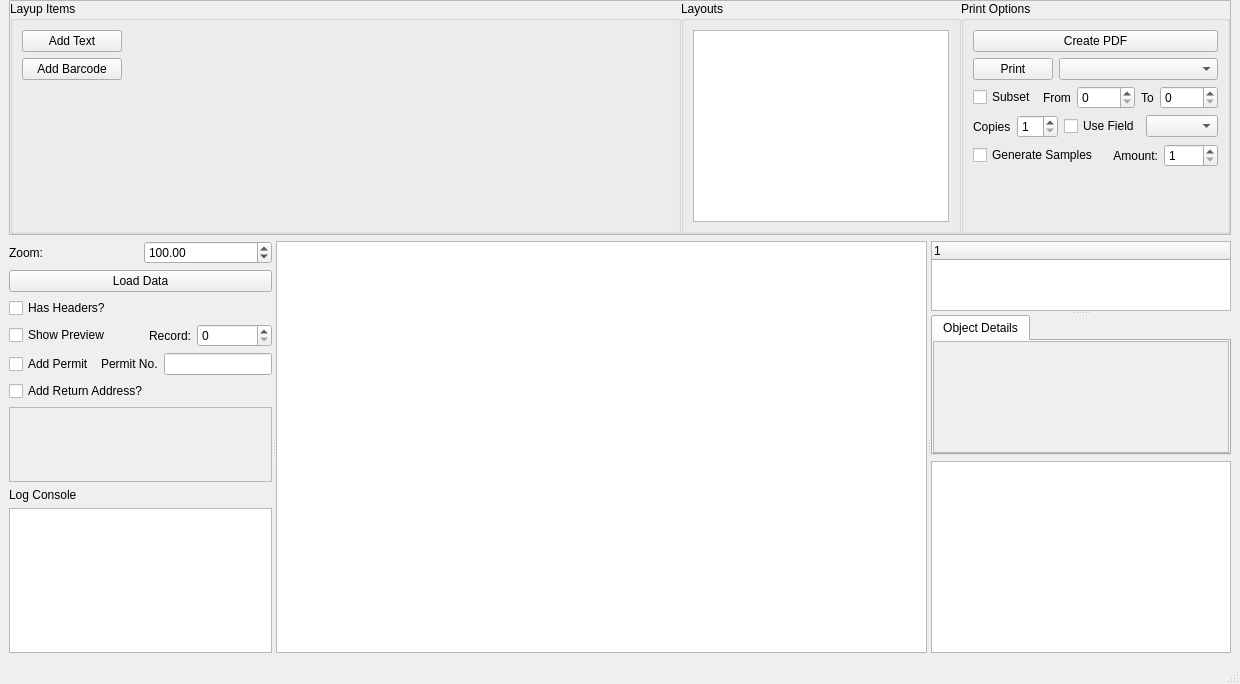
Above: LabelDesigner.ui from marvin939/label-designer before the change. Below: the same form after it.
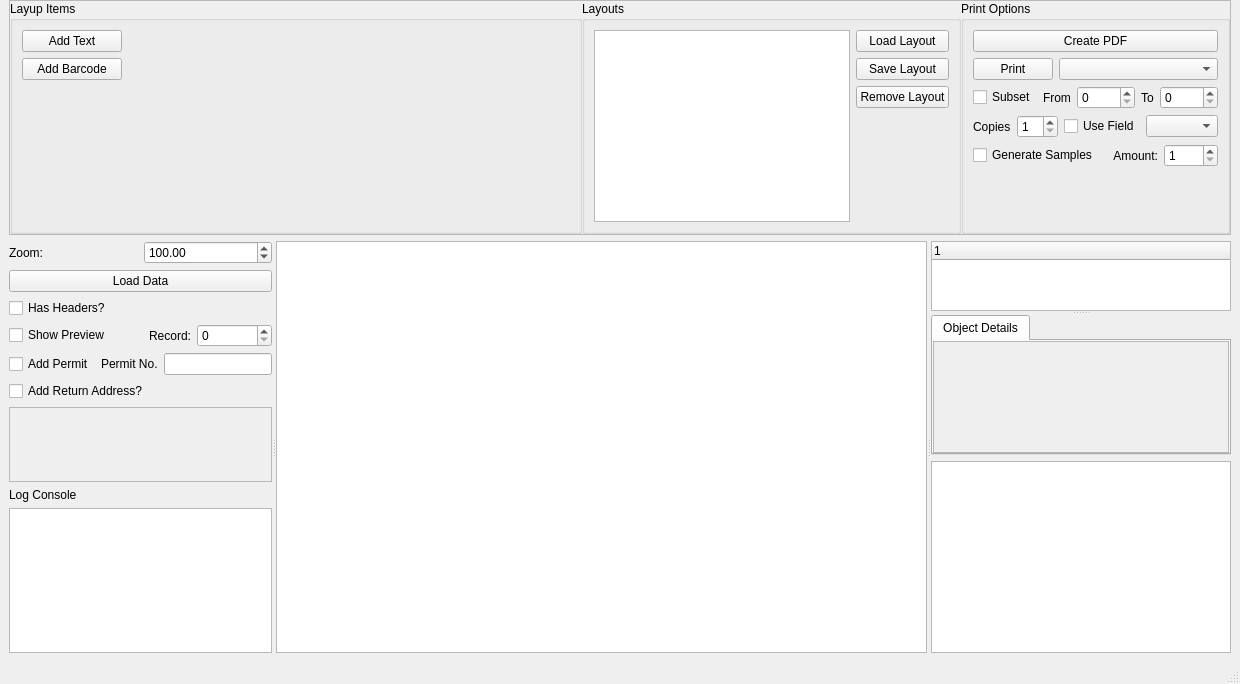
That is the form after the change. Custom widgets are drawn as their Qt base class.

What changed in the file:
```diff
--- a/LabelDesigner.ui
+++ b/LabelDesigner.ui
@@ -139,6 +139,44 @@
           <item>
            <widget class="QListWidget" name="layoutList"/>
           </item>
+          <item>
+           <layout class="QVBoxLayout" name="verticalLayout_6">
+            <item>
+             <widget class="QPushButton" name="loadLayout">
+              <property name="text">
+               <string>Load Layout</string>
+              </property>
+             </widget>
+            </item>
+            <item>
+             <widget class="QPushButton" name="saveLayout">
+              <property name="text">
+               <string>Save Layout</string>
+              </property>
+             </widget>
+            </item>
+            <item>
+             <widget class="QPushButton" name="RemoveLayout">
+              <property name="text">
+               <string>Remove Layout</string>
+              </property>
+             </widget>
+            </item>
+            <item>
+             <spacer name="verticalSpacer_4">
+              <property name="orientation">
+               <enum>Qt::Vertical</enum>
+              </property>
+              <property name="sizeHint" stdset="0">
+               <size>
+                <width>20</width>
+                <height>40</height>
+               </size>
+              </property>
+             </spacer>
+            </item>
+           </layout>
+          </item>
          </layout>
         </widget>
        </item>
```
